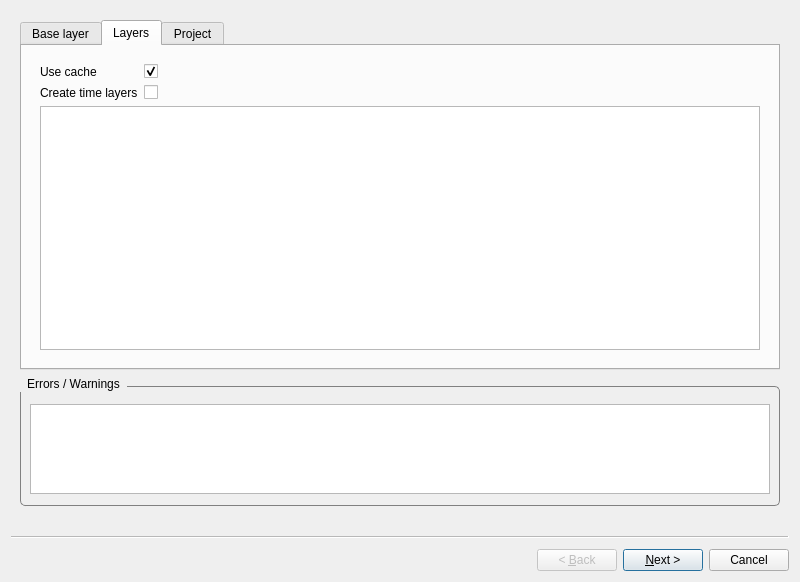
The window that publish_dialog.ui (gisquick/gisquick-qgis-plugin-old) describes before a commit, drawn with Qt 5.
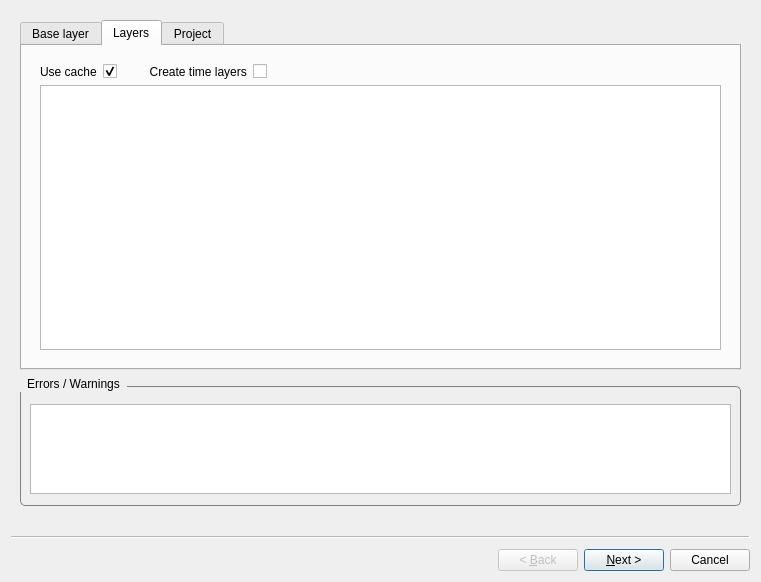
The same window after the commit.

Commit message: toggle time settings visibility done

What changed in the file:
```diff
--- a/publish_dialog.ui
+++ b/publish_dialog.ui
@@ -6,7 +6,7 @@
    <rect>
     <x>0</x>
     <y>0</y>
-    <width>800</width>
+    <width>761</width>
     <height>582</height>
    </rect>
   </property>
@@ -440,24 +440,11 @@
           <property name="title">
            <string/>
           </property>
-          <layout class="QFormLayout" name="formLayout_5">
-           <property name="fieldGrowthPolicy">
-            <enum>QFormLayout::AllNonFixedFieldsGrow</enum>
-           </property>
-           <item row="2" column="0">
-            <widget class="QLabel" name="label_mapcache">
-             <property name="text">
-              <string>Use cache</string>
-             </property>
-            </widget>
-           </item>
-           <item row="2" column="1">
-            <widget class="QCheckBox" name="use_mapcache">
-             <property name="enabled">
-              <bool>true</bool>
-             </property>
+          <layout class="QGridLayout" name="gridLayout">
+           <item row="1" column="3">
+            <widget class="QCheckBox" name="create_time_layers">
              <property name="sizePolicy">
-              <sizepolicy hsizetype="Minimum" vsizetype="Fixed">
+              <sizepolicy hsizetype="Fixed" vsizetype="Fixed">
                <horstretch>0</horstretch>
                <verstretch>0</verstretch>
               </sizepolicy>
@@ -465,12 +452,22 @@
              <property name="text">
               <string/>
              </property>
-             <property name="checked">
-              <bool>true</bool>
+            </widget>
+           </item>
+           <item row="1" column="2">
+            <widget class="QLabel" name="label">
+             <property name="sizePolicy">
+              <sizepolicy hsizetype="Fixed" vsizetype="Preferred">
+               <horstretch>0</horstretch>
+               <verstretch>0</verstretch>
+              </sizepolicy>
              </property>
+             <property name="text">
+              <string>        Create time layers</string>
+             </property>
             </widget>
            </item>
-           <item row="7" column="0" colspan="2">
+           <item row="3" column="0" colspan="5">
             <widget class="QTreeView" name="treeView">
              <property name="sizePolicy">
               <sizepolicy hsizetype="Expanding" vsizetype="Expanding">
@@ -492,17 +489,41 @@
              </attribute>
             </widget>
            </item>
-           <item row="4" column="1">
-            <widget class="QCheckBox" name="create_time_layers">
+           <item row="1" column="1">
+            <widget class="QCheckBox" name="use_mapcache">
+             <property name="enabled">
+              <bool>true</bool>
+             </property>
+             <property name="sizePolicy">
+              <sizepolicy hsizetype="Fixed" vsizetype="Fixed">
+               <horstretch>0</horstretch>
+               <verstretch>0</verstretch>
+              </sizepolicy>
+             </property>
+             <property name="minimumSize">
+              <size>
+               <width>12</width>
+               <height>0</height>
+              </size>
+             </property>
              <property name="text">
               <string/>
              </property>
+             <property name="checked">
+              <bool>true</bool>
+             </property>
             </widget>
            </item>
-           <item row="4" column="0">
-            <widget class="QLabel" name="label">
+           <item row="1" column="0">
+            <widget class="QLabel" name="label_mapcache">
+             <property name="sizePolicy">
+              <sizepolicy hsizetype="Fixed" vsizetype="Preferred">
+               <horstretch>0</horstretch>
+               <verstretch>0</verstretch>
+              </sizepolicy>
+             </property>
              <property name="text">
-              <string>Create time layers</string>
+              <string>Use cache</string>
              </property>
             </widget>
            </item>
```
Left out of the diff: 2 changed lines with no effect on the pictures. The commit also changes 1 other file.
